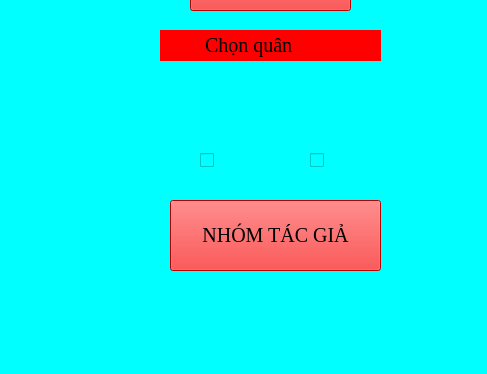
Qt form Cờ Caro/giaodien.ui (Bao-Thanh/AICaro) before a commit; both pictures show x 390 to 877 and y 200 to 574 of the 877 by 574 pixel window.
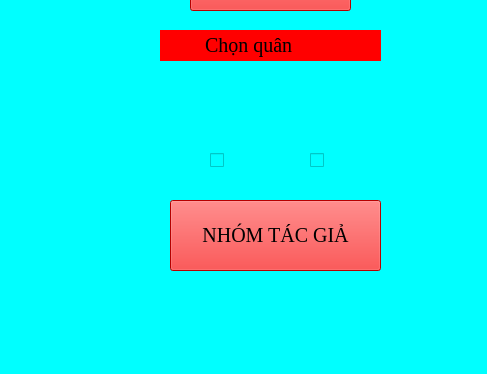
The same form after that commit. Icons and pictures are not drawn.

Diff of the .ui file:
```diff
--- a/Cờ Caro/giaodien.ui
+++ b/Cờ Caro/giaodien.ui
@@ -178,7 +178,7 @@
    <widget class="QCheckBox" name="checkBoxW">
     <property name="geometry">
      <rect>
-      <x>590</x>
+      <x>600</x>
       <y>350</y>
       <width>71</width>
       <height>20</height>
```
Left out of the diff: 8 changed lines with no effect on the pictures.
